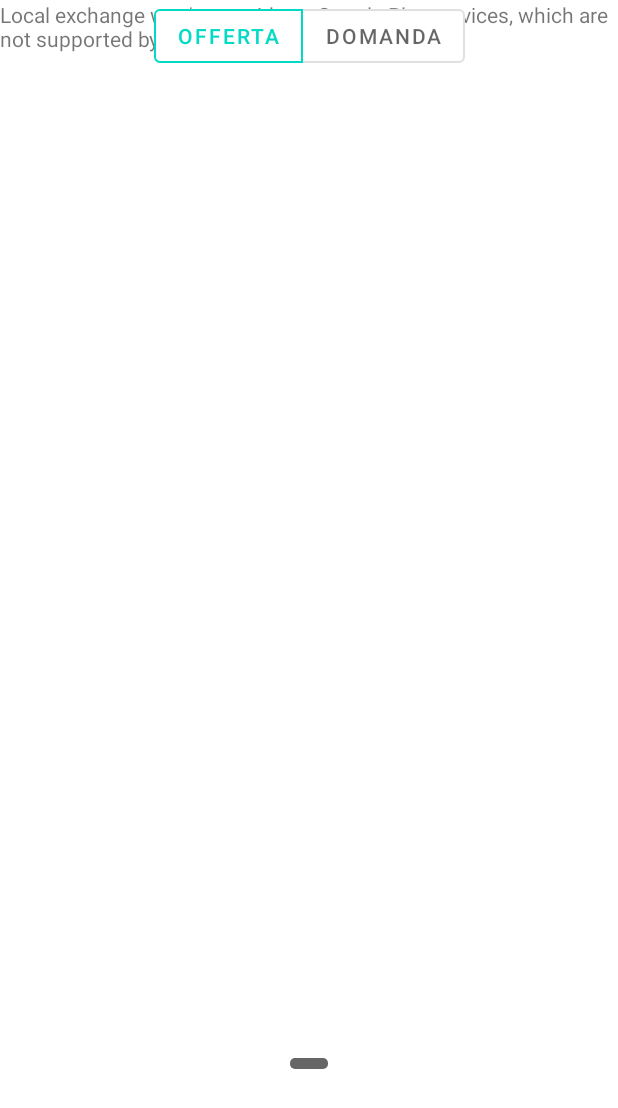
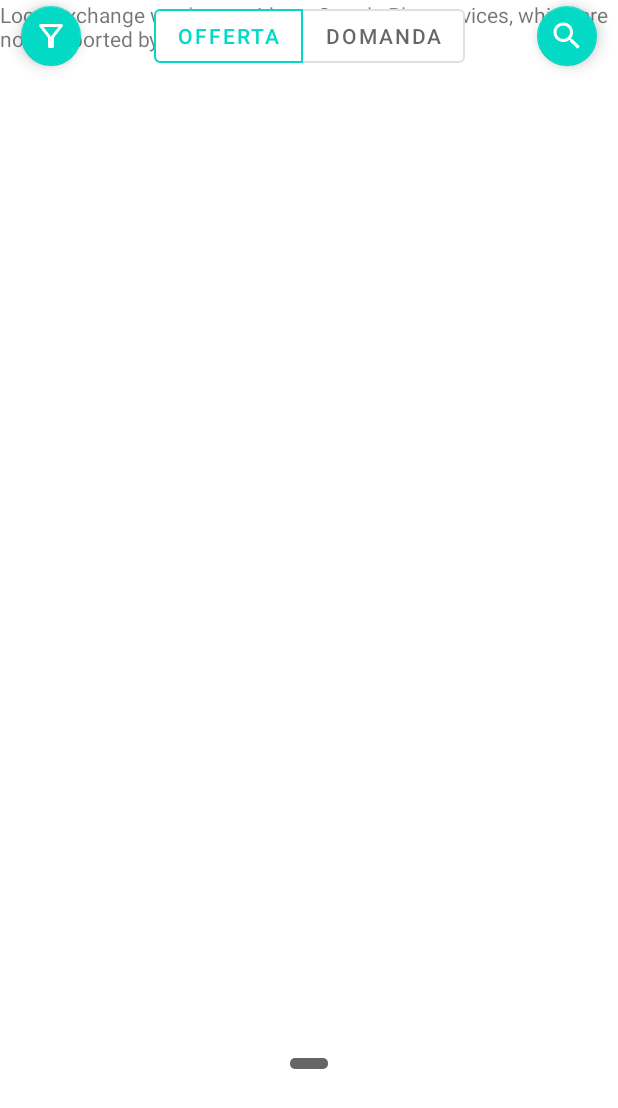
Before and after one commit to massijay/LocalExchange, an Android app: the screen it shows after launch (MainActivity), on a phone screen of 412 x 824 dp. Shown: the top 1108 px of the screen. Run offline under Robolectric (Android 15) with nearby library versions, the phone set to English and light mode, and no system bars; our stand-ins replace Firebase (no records; nobody signed in at launch, a user with empty details on screens opened directly), Volley; libraries missing offline, so code that uses them is left out: androidx.databinding, com.google.maps.android; 1 statement that could not run was skipped.

Commit message:
Add filter and find icons in main activity

```diff
--- /dev/null
+++ b/app/src/main/res/drawable/ic_outline_filter_alt_24.xml
@@ -0,0 +1,10 @@
+<vector xmlns:android="http://schemas.android.com/apk/res/android"
+    android:width="24dp"
+    android:height="24dp"
+    android:viewportWidth="24"
+    android:viewportHeight="24"
+    android:tint="?attr/colorControlNormal">
+    <path
+        android:fillColor="@android:color/white"
+        android:pathData="M7,6h10l-5.01,6.3L7,6zM4.25,5.61C6.27,8.2 10,13 10,13v6c0,0.55 0.45,1 1,1h2c0.55,0 1,-0.45 1,-1v-6c0,0 3.72,-4.8 5.74,-7.39C20.25,4.95 19.78,4 18.95,4H5.04C4.21,4 3.74,4.95 4.25,5.61z" />
+</vector>
--- /dev/null
+++ b/app/src/main/res/drawable/ic_outline_search_24.xml
@@ -0,0 +1,10 @@
+<vector xmlns:android="http://schemas.android.com/apk/res/android"
+    android:width="24dp"
+    android:height="24dp"
+    android:viewportWidth="24"
+    android:viewportHeight="24"
+    android:tint="?attr/colorControlNormal">
+  <path
+      android:fillColor="@android:color/white"
+      android:pathData="M15.5,14h-0.79l-0.28,-0.27C15.41,12.59 16,11.11 16,9.5 16,5.91 13.09,3 9.5,3S3,5.91 3,9.5 5.91,16 9.5,16c1.61,0 3.09,-0.59 4.23,-1.57l0.27,0.28v0.79l5,4.99L20.49,19l-4.99,-5zM9.5,14C7.01,14 5,11.99 5,9.5S7.01,5 9.5,5 14,7.01 14,9.5 11.99,14 9.5,14z" />
+</vector>
--- a/app/src/main/res/layout/activity_main.xml
+++ b/app/src/main/res/layout/activity_main.xml
@@ -49,6 +49,32 @@
         app:layout_constraintTop_toBottomOf="@id/typologyToggleGroup">
 
         <include layout="@layout/bottom_menu_layout" />
+
     </androidx.coordinatorlayout.widget.CoordinatorLayout>
 
+    <com.google.android.material.floatingactionbutton.FloatingActionButton
+        android:id="@+id/filterButton"
+        android:layout_width="wrap_content"
+        android:layout_height="wrap_content"
+        android:layout_marginHorizontal="10dp"
+        android:src="@drawable/ic_outline_filter_alt_24"
+        app:fabSize="mini"
+        app:layout_constraintLeft_toLeftOf="parent"
+        app:layout_constraintTop_toTopOf="parent"
+        app:tint="?attr/colorSurface"
+        android:contentDescription="Filter" />
+
+    <com.google.android.material.floatingactionbutton.FloatingActionButton
+        android:id="@+id/searchButton"
+        android:layout_width="wrap_content"
+        android:layout_height="wrap_content"
+        android:layout_marginHorizontal="10dp"
+        android:src="@drawable/ic_outline_search_24"
+        app:fabSize="mini"
+        app:layout_constraintRight_toRightOf="parent"
+        app:layout_constraintTop_toTopOf="parent"
+        app:tint="?attr/colorSurface"
+        android:contentDescription="Find" />
+
+
 </androidx.constraintlayout.widget.ConstraintLayout>
```
